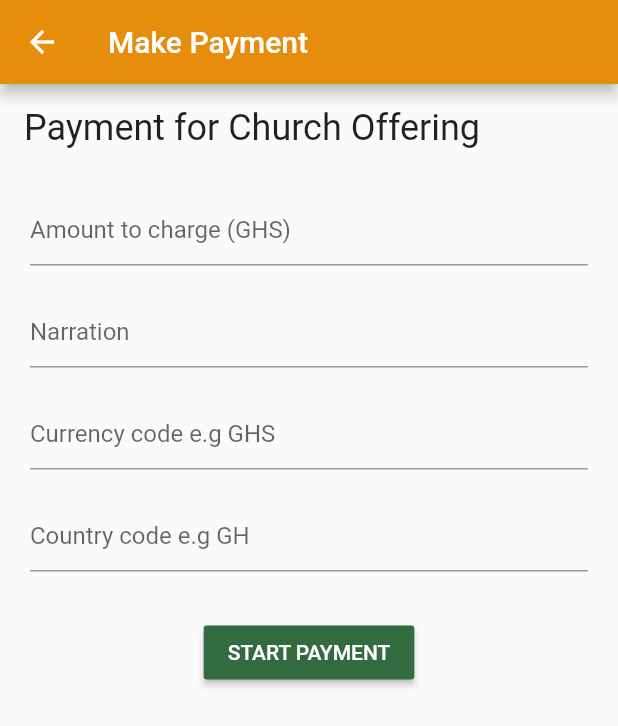
After one commit to kwaku-pistis/hfmapp, a Flutter app: the Giving screen opened directly, after a tap on "GIVE", on a phone screen of 412 x 824 dp. The commit adds this screen. Shown: the top 726 px of the screen. Run offline on Flutter 3.47's test engine with Material 2 defaults, Android fonts, the phone set to English and light mode, and no system bars; our stand-ins replace auto_size_text, cached_network_image, cloud_firestore, connectivity, datetime_picker_formfield, firebase_auth and 17 more; missing offline and left inert: flutter_email_sender, geocoder, international_phone_input, material_dialog, rave_flutter, unicorndial; accounts and stored records are empty.

Commit message:
[IMP] payments with flutter_rave

```diff
--- a/lib/screens/accounts/login_options.dart
+++ b/lib/screens/accounts/login_options.dart
@@ -55,7 +55,7 @@ class _LoginOptionsState extends State<LoginOptions>
       key: _scaffoldKey,
       appBar: AppBar(
         title: Text(
-          'Sign Up',
+          'Welcome to HarvestFields',
           style: TextStyle(
             color: colortheme.primaryColor,
             fontSize: 40,
--- a/lib/screens/giving.dart
+++ b/lib/screens/giving.dart
@@ -1,3 +1,4 @@
+import 'package:HFM/screens/payments.dart';
 import 'package:HFM/screens/pledges.dart';
 import 'package:HFM/themes/colors.dart';
 import 'package:flutter/material.dart';
@@ -71,7 +72,10 @@ class _GivingState extends State<Giving> {
                                 ),
                               ),
                               RaisedButton(
-                                onPressed: () {},
+                                onPressed: () => Navigator.of(context).push(
+                                MaterialPageRoute(
+                                    builder: (BuildContext context) =>
+                                        Payments(extra: 'Church Offering'))),
                                 child: Text(
                                   'GIVE',
                                   style: TextStyle(color: Colors.white),
@@ -126,7 +130,10 @@ class _GivingState extends State<Giving> {
                                 ),
                               ),
                               RaisedButton(
-                                onPressed: () {},
+                                onPressed: () => Navigator.of(context).push(
+                                MaterialPageRoute(
+                                    builder: (BuildContext context) =>
+                                        Payments(extra: 'First Fruits'))),
                                 child: Text(
                                   'GIVE',
                                   style: TextStyle(color: Colors.white),
@@ -181,7 +188,10 @@ class _GivingState extends State<Giving> {
                                 ),
                               ),
                               RaisedButton(
-                                onPressed: () {},
+                                onPressed: () => Navigator.of(context).push(
+                                MaterialPageRoute(
+                                    builder: (BuildContext context) =>
+                                        Payments(extra: 'Project Offering'))),
                                 child: Text(
                                   'GIVE',
                                   style: TextStyle(color: Colors.white),
@@ -236,7 +246,10 @@ class _GivingState extends State<Giving> {
                                 ),
                               ),
                               RaisedButton(
-                                onPressed: () {},
+                                onPressed: () => Navigator.of(context).push(
+                                MaterialPageRoute(
+                                    builder: (BuildContext context) =>
+                                        Payments(extra: 'Special Pledges'))),
                                 child: Text(
                                   'GIVE',
                                   style: TextStyle(color: Colors.white),
@@ -292,7 +305,10 @@ class _GivingState extends State<Giving> {
                                 ),
                               ),
                               RaisedButton(
-                                onPressed: () {},
+                                onPressed: () => Navigator.of(context).push(
+                                MaterialPageRoute(
+                                    builder: (BuildContext context) =>
+                                        Payments(extra: 'Thanksgiving Offering'))),
                                 child: Text(
                                   'GIVE',
                                   style: TextStyle(color: Colors.white),
--- /dev/null
+++ b/lib/screens/payments.dart
@@ -0,0 +1,344 @@
+import 'dart:io';
+
+import 'package:HFM/models/user.dart';
+import 'package:HFM/resources/repository.dart';
+import 'package:HFM/themes/colors.dart';
+import 'package:HFM/widgets/button_widget.dart';
+import 'package:HFM/widgets/switch_widget.dart';
+import 'package:HFM/widgets/vendor_widget.dart';
+import 'package:firebase_auth/firebase_auth.dart';
+import 'package:flutter/material.dart';
+import 'package:rave_flutter/rave_flutter.dart';
+
+class Payments extends StatefulWidget {
+  final String extra;
+
+  Payments({@required this.extra});
+
+  @override
+  _PaymentsState createState() => _PaymentsState();
+}
+
+class _PaymentsState extends State<Payments> {
+  var _repository = Repository();
+  User _user;
+
+  var scaffoldKey = GlobalKey<ScaffoldState>();
+  var formKey = GlobalKey<FormState>();
+  var autoValidate = false;
+  bool acceptCardPayment = true;
+  bool acceptAccountPayment = true;
+  bool acceptMpesaPayment = false;
+  bool shouldDisplayFee = true;
+  bool acceptAchPayments = false;
+  bool acceptGhMMPayments = true;
+  bool acceptUgMMPayments = false;
+  bool acceptMMFrancophonePayments = false;
+  bool live = false;
+  bool preAuthCharge = false;
+  bool addSubAccounts = false;
+  List<SubAccount> subAccounts = [];
+  String email;
+  double amount;
+  String publicKey = "FLWPUBK-795349cc358b4d96003546de855fabe5-X";
+  String encryptionKey = "b03b6272ecafe12b99089a8a";
+  String txRef;
+  String orderRef;
+  String narration;
+  String currency;
+  String country;
+  String firstName;
+  String lastName;
+
+  @override
+  void initState() {
+    retrieveUserDetails();
+    super.initState();
+  }
+
+  retrieveUserDetails() async {
+    FirebaseUser currentUser = await _repository.getCurrentUser();
+    User user = await _repository.retrieveUserDetails(currentUser);
+    setState(() {
+      _user = user;
+    });
+    //_future = _repository.retrieveUserPosts(_user.uid);
+  }
+
+  @override
+  Widget build(BuildContext context) {
+    return Scaffold(
+      key: scaffoldKey,
+      appBar: AppBar(
+        title: Text(
+          'Make Payment',
+          style: TextStyle(color: Colors.white),
+        ),
+        backgroundColor: colortheme.primaryColor,
+        iconTheme: IconThemeData(color: Colors.white),
+      ),
+      body: SafeArea(
+        top: true,
+        child: SingleChildScrollView(
+          child: Padding(
+            padding: const EdgeInsets.symmetric(vertical: 15),
+            child: Column(
+              children: <Widget>[
+                Container(
+                  margin: EdgeInsets.only(left: 16),
+                  width: MediaQuery.of(context).size.width,
+                  child: Text(
+                    'Payment for ${widget.extra}',
+                    style: TextStyle(fontSize: 24),
+                  ),
+                ),
+                // SwitchWidget(
+                //   value: acceptCardPayment,
+                //   title: 'Accept card payments',
+                //   onChanged: (value) =>
+                //       setState(() => acceptCardPayment = value),
+                // ),
+                // SwitchWidget(
+                //   value: acceptAccountPayment,
+                //   title: 'Accept account payments',
+                //   onChanged: (value) =>
+                //       setState(() => acceptAccountPayment = value),
+                // ),
+                // SwitchWidget(
+                //   value: acceptMpesaPayment,
+                //   title: 'Accept Mpesa payments',
+                //   onChanged: (value) =>
+                //       setState(() => acceptMpesaPayment = value),
+                // ),
+                // SwitchWidget(
+                //   value: shouldDisplayFee,
+                //   title: 'Should Display Fee',
+                //   onChanged: (value) =>
+                //       setState(() => shouldDisplayFee = value),
+                // ),
+                // SwitchWidget(
+                //   value: acceptAchPayments,
+                //   title: 'Accept ACH payments',
+                //   onChanged: (value) =>
+                //       setState(() => acceptAchPayments = value),
+                // ),
+                // SwitchWidget(
+                //   value: acceptGhMMPayments,
+                //   title: 'Accept GH Mobile money payments',
+                //   onChanged: (value) =>
+                //       setState(() => acceptGhMMPayments = value),
+                // ),
+                // SwitchWidget(
+                //   value: acceptUgMMPayments,
+                //   title: 'Accept UG Mobile money payments',
+                //   onChanged: (value) =>
+                //       setState(() => acceptUgMMPayments = value),
+                // ),
+                // SwitchWidget(
+                //   value: acceptMMFrancophonePayments,
+                //   title: 'Accept Mobile money Francophone Africa payments',
+                //   onChanged: (value) =>
+                //       setState(() => acceptMMFrancophonePayments = value),
+                // ),
+                // SwitchWidget(
+                //   value: live,
+                //   title: 'Live',
+                //   onChanged: (value) => setState(() => live = value),
+                // ),
+                // SwitchWidget(
+                //   value: preAuthCharge,
+                //   title: 'Pre Auth Charge',
+                //   onChanged: (value) => setState(() => preAuthCharge = value),
+                // ),
+                // SwitchWidget(
+                //     value: addSubAccounts,
+                //     title: 'Add subaccounts',
+                //     onChanged: onAddAccountsChange),
+                buildVendorRefs(),
+                Padding(
+                  padding:
+                      const EdgeInsets.symmetric(horizontal: 20, vertical: 10),
+                  child: Form(
+                    key: formKey,
+                    autovalidate: autoValidate,
+                    child: Column(
+                      children: <Widget>[
+                        // TextFormField(
+                        //   decoration: InputDecoration(hintText: 'Email'),
+                        //   onSaved: (value) => email = value,
+                        // ),
+                        SizedBox(height: 20),
+                        TextFormField(
+                          decoration:
+                              InputDecoration(hintText: 'Amount to charge (GHS)'),
+                          onSaved: (value) => amount = double.tryParse(value),
+                          keyboardType: TextInputType.number,
+                        ),
+                        // SizedBox(height: 20),
+                        // TextFormField(
+                        //   decoration: InputDecoration(hintText: 'txRef'),
+                        //   onSaved: (value) => txRef = value,
+                        //   initialValue:
+                        //       "rave_flutter-${DateTime.now().toString()}",
+                        //   validator: (value) =>
+                        //       value.trim().isEmpty ? 'Field is required' : null,
+                        // ),
+                        // SizedBox(height: 20),
+                        // TextFormField(
+                        //   decoration: InputDecoration(hintText: 'orderRef'),
+                        //   onSaved: (value) => orderRef = value,
+                        //   initialValue:
+                        //       "rave_flutter-${DateTime.now().toString()}",
+                        //   validator: (value) =>
+                        //       value.trim().isEmpty ? 'Field is required' : null,
+                        // ),
+                        SizedBox(height: 20),
+                        TextFormField(
+                          decoration: InputDecoration(hintText: 'Narration'),
+                          onSaved: (value) => narration = value,
+                        ),
+                        SizedBox(height: 20),
+                        TextFormField(
+                          decoration: InputDecoration(
+                              hintText: 'Currency code e.g GHS'),
+                          onSaved: (value) => currency = value,
+                        ),
+                        SizedBox(height: 20),
+                        TextFormField(
+                          decoration:
+                              InputDecoration(hintText: 'Country code e.g GH'),
+                          onSaved: (value) => country = value,
+                        ),
+                        SizedBox(height: 20),
+                        // TextFormField(
+                        //   decoration: InputDecoration(hintText: 'First name'),
+                        //   onSaved: (value) => firstName = value,
+                        // ),
+                        // SizedBox(height: 20),
+                        // TextFormField(
+                        //   decoration: InputDecoration(hintText: 'Last name'),
+                        //   onSaved: (value) => lastName = value,
+                        // ),
+                      ],
+                    ),
+                  ),
+                ),
+                Button(text: 'Start Payment', onPressed: validateInputs)
+              ],
+            ),
+          ),
+        ),
+      ),
+    );
+  }
+
+  Widget buildVendorRefs() {
+    if (!addSubAccounts) {
+      return SizedBox();
+    }
+
+    addSubAccount() async {
+      var subAccount = await showDialog<SubAccount>(
+          context: context, builder: (context) => AddVendorWidget());
+      if (subAccount != null) {
+        if (subAccounts == null) subAccounts = [];
+        setState(() => subAccounts.add(subAccount));
+      }
+    }
+
+    var buttons = <Widget>[
+      Button(
+        onPressed: addSubAccount,
+        text: 'Add vendor',
+      ),
+      SizedBox(
+        width: 10,
+        height: 10,
+      ),
+      Button(
+        onPressed: () => onAddAccountsChange(false),
+        text: 'Clear',
+      ),
+    ];
+
+    return Padding(
+      padding: const EdgeInsets.symmetric(horizontal: 20),
+      child: Column(
+        mainAxisSize: MainAxisSize.min,
+        crossAxisAlignment: CrossAxisAlignment.start,
+        children: <Widget>[
+          Text(
+            'Your current vendor refs are: ${subAccounts.map((a) => '${a.id}(${a.transactionSplitRatio})').join(', ')}',
+            textAlign: TextAlign.center,
+          ),
+          Padding(
+            padding: const EdgeInsets.symmetric(vertical: 10),
+            child: Platform.isIOS
+                ? Column(
+                    children: buttons,
+                  )
+                : Row(
+                    mainAxisAlignment: MainAxisAlignment.center,
+                    children: buttons,
+                  ),
+          )
+        ],
+      ),
+    );
+  }
+
+  onAddAccountsChange(bool value) {
+    setState(() {
+      addSubAccounts = value;
+      if (!value) {
+        subAccounts.clear();
+      }
+    });
+  }
+
+  void validateInputs() {
+    var formState = formKey.currentState;
+    if (!formState.validate()) {
+      setState(() => autoValidate = true);
+      return;
+    }
+
+    formState.save();
+    startPayment();
+  }
+
+  void startPayment() async {
+    var initializer = RavePayInitializer(
+        amount: amount,
+        publicKey: publicKey,
+        encryptionKey: encryptionKey,
+        subAccounts: subAccounts.isEmpty ? null : null)
+      ..country =
+          country = country != null && country.isNotEmpty ? country : "GH"
+      ..currency = currency != null && currency.isNotEmpty ? currency : "GHS"
+      ..email = _user.email
+      ..fName = _user.name
+      ..lName = _user.name
+      ..narration = narration ?? '${widget.extra}'
+      ..txRef = widget.extra
+      ..orderRef = orderRef
+      ..acceptMpesaPayments = acceptMpesaPayment
+      ..acceptAccountPayments = acceptAccountPayment
+      ..acceptCardPayments = acceptCardPayment
+      ..acceptAchPayments = acceptAchPayments
+      ..acceptGHMobileMoneyPayments = acceptGhMMPayments
+      ..acceptUgMobileMoneyPayments = acceptUgMMPayments
+      ..acceptMobileMoneyFrancophoneAfricaPayments = acceptMMFrancophonePayments
+      ..displayEmail = false
+      ..displayAmount = true
+      ..staging = !live
+      ..isPreAuth = preAuthCharge
+      ..displayFee = shouldDisplayFee;
+
+    var response = await RavePayManager()
+        .prompt(context: context, initializer: initializer);
+    print(response);
+    scaffoldKey.currentState
+        .showSnackBar(SnackBar(content: Text(response?.message)));
+  }
+}
--- /dev/null
+++ b/lib/widgets/button_widget.dart
@@ -0,0 +1,34 @@
+import 'dart:io';
+
+import 'package:HFM/themes/colors.dart';
+import 'package:flutter/cupertino.dart';
+import 'package:flutter/material.dart';
+
+class Button extends StatelessWidget {
+  final String text;
+  final Widget childText;
+  final VoidCallback onPressed;
+
+  Button({@required this.onPressed, this.text, this.childText})
+      : assert(childText != null || text != null);
+
+  @override
+  Widget build(BuildContext context) {
+    return Platform.isIOS
+        ? CupertinoButton.filled(
+            child: childText == null ? Text(text) : childText,
+            pressedOpacity: 0.5,
+            onPressed: onPressed,
+          )
+        : RaisedButton(
+            onPressed: onPressed,
+            color: colortheme.accentColor,
+            child: childText == null
+                ? Text(
+                    text.toUpperCase(),
+                    style: TextStyle(color: Colors.white),
+                  )
+                : childText,
+          );
+  }
+}
--- a/pubspec.yaml
+++ b/pubspec.yaml
@@ -62,6 +62,8 @@ dependencies:
   flutter_linkify: ^3.1.0
   flutter_local_notifications: ^0.7.1+3
   webview_flutter: ^0.3.14+1
+  # flutter_rave:
+  rave_flutter: ^0.0.9-alpha+1
 
 dev_dependencies:
   flutter_test:
```
Also changed, not shown: lib/screens/tabs/second.dart (+14 -14 lines), lib/screens/tabs/third.dart (+21 -5 lines), lib/widgets/switch_widget.dart (added, +18 -0 lines), lib/widgets/vendor_widget.dart (added, +87 -0 lines), assets/images/hfm.png (added), pubspec.lock, 2 other files.
